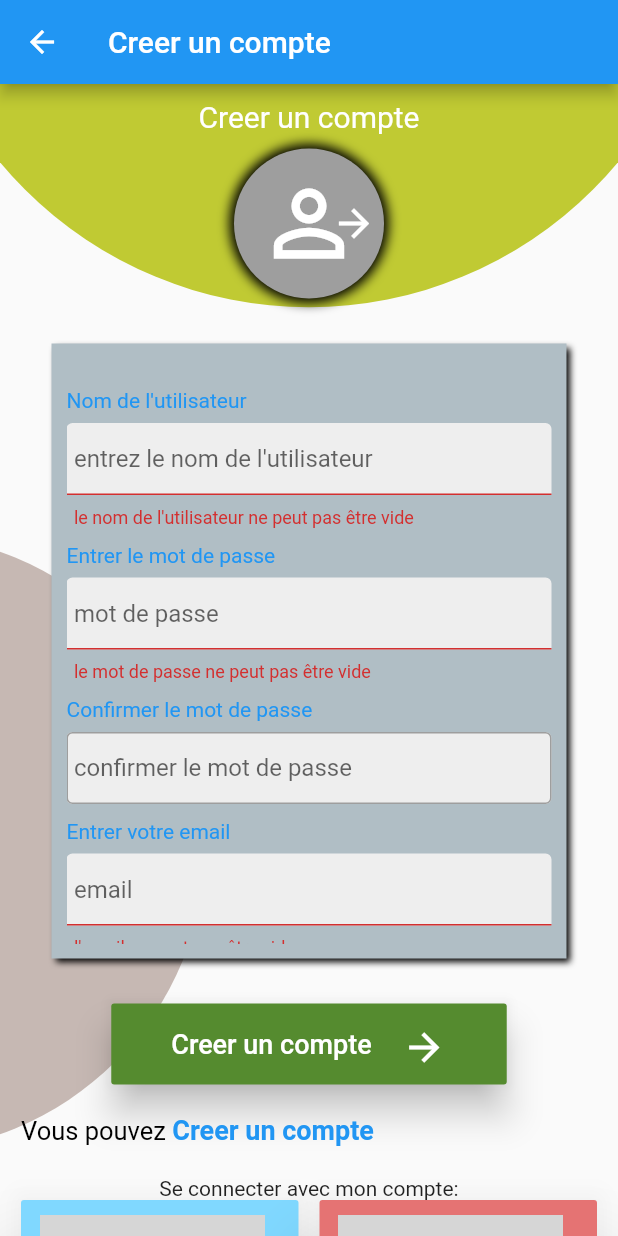
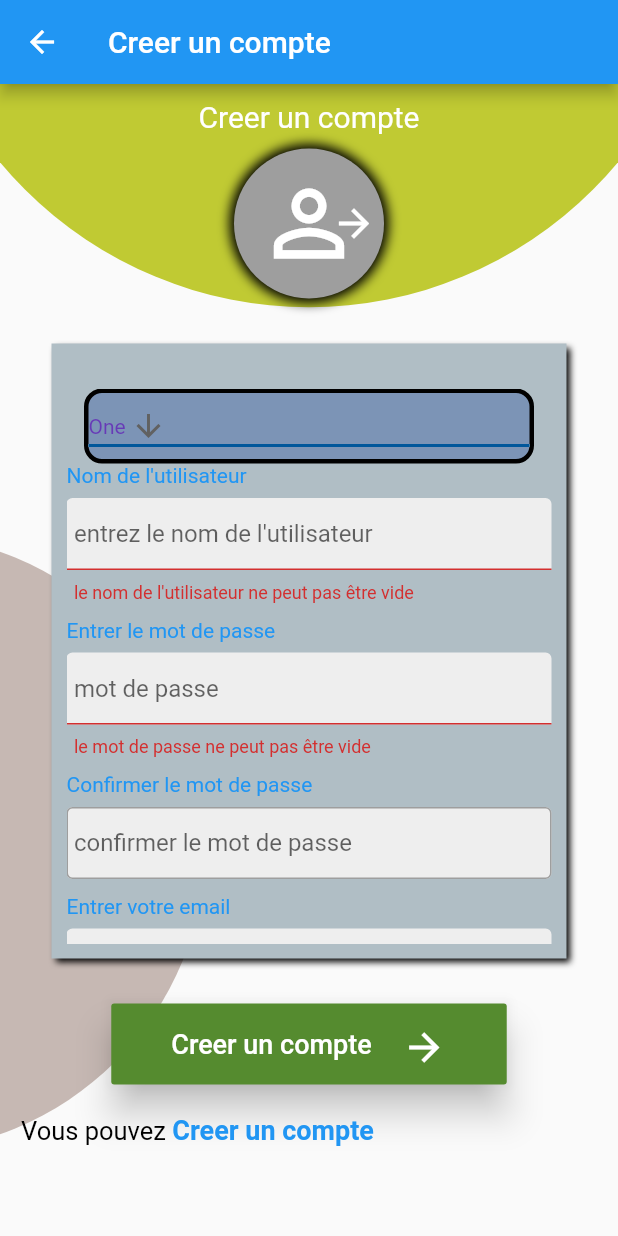
Before and after one commit to JamelChatti/pharmexpo, a Flutter app: the Login screen opened by its route, after a tap on the "person outline" icon, on a phone screen of 412 x 824 dp. Run offline on Flutter 3.47's test engine with Material 2 defaults, Android fonts, the phone set to English and light mode, and no system bars; our stand-ins replace carousel_pro, shared_preferences; accounts and stored records are empty; network calls fail; grey boxes are pictures that could not be loaded.

```diff
--- a/lib/main.dart
+++ b/lib/main.dart
@@ -10,6 +10,7 @@ import 'package:pharmexpo/pages/avene.dart';
 import 'package:pharmexpo/pages/detailArticl.dart';
 import 'package:pharmexpo/pages/login.dart';
 import 'package:pharmexpo/pages/loginex.dart';
+import 'package:pharmexpo/pages/post.dart';
 
 void main() {
   WidgetsFlutterBinding.ensureInitialized();
@@ -42,6 +43,9 @@ class MyApp extends StatelessWidget {
           'home'  :(context) {
             return MyHome();
           },
+          'post'  :(context) {
+            return Post();
+          },
 
     }
     );
--- a/lib/pages/detailArticl.dart
+++ b/lib/pages/detailArticl.dart
@@ -18,6 +18,8 @@ class DetailArticl extends StatefulWidget {
   final poso_d;
   DetailArticl({this.forme_d,this.poso_d,
     this.allaitant_d,this.mode_util_d,this.cat_art_d,this.contr_indic_d,this.eff_indes_d,this.enceinte_d,this.nom_d, this.indication_d, this.contenance_d,this.labo_d,this.image_d, this.prix_d});
+  String _selectedLocation = 'Please choose a location';
+
 
   @override
   _DetailArticlState createState() => _DetailArticlState();
--- a/lib/pages/login.dart
+++ b/lib/pages/login.dart
@@ -310,7 +310,9 @@ class _LoginState extends State<Login> {
                                 ]),
                           ),
                         ),
-                        Container(child: Text('Se connecter avec mon compte:', textAlign: TextAlign.center,),),
+                        showsignin?
+                        Column(children:<Widget> [
+                          Container(child: Text('Se connecter avec un compte:', textAlign: TextAlign.center,),),
                           Row(
                             children: <Widget>[
                               Padding(padding: EdgeInsets.all(7) ,),
@@ -351,6 +353,8 @@ class _LoginState extends State<Login> {
                               Padding(padding: EdgeInsets.all(7) ,),
                             ],
                           ),
+                        ],)
+                        : Text('')
 
                       ]),
                     ),
@@ -466,6 +470,8 @@ class _LoginState extends State<Login> {
                 child: Column(
                   crossAxisAlignment: CrossAxisAlignment.start,
                   children: <Widget>[
+                Container(  ),
+
               //debut nom utilisateur
                     Text(
                       'email de l\'utilisateur',
@@ -527,6 +533,13 @@ class _LoginState extends State<Login> {
                   child: Column(
                 crossAxisAlignment: CrossAxisAlignment.start,
                 children: <Widget>[
+                  Container(
+                    height: 50,
+                    // height: MediaQuery.of(context).size.height,
+                    width: MediaQuery.of(context).size.width,
+                    child:Center(
+                      child: MyStatefulWidget(),
+                    ), ),
                   //debut nom utilisateur
                   Text(
                     'Nom de l\'utilisateur',
@@ -607,3 +620,60 @@ class _LoginState extends State<Login> {
     );
   }
 }
+class MyStatefulWidget extends StatefulWidget {
+  MyStatefulWidget({Key key}) : super(key: key);
+
+  @override
+  _MyStatefulWidgetState createState() => _MyStatefulWidgetState();
+}
+
+/// This is the private State class that goes with MyStatefulWidget.
+class _MyStatefulWidgetState extends State<MyStatefulWidget> {
+  String dropdownValue = 'One';
+
+  @override
+  Widget build(BuildContext context) {
+    return    Container(
+      width: 300,
+      height: 50,
+      decoration: BoxDecoration(
+        color: const Color(0xff7c94b6),
+
+        border: Border.all(
+          color: Colors.black,
+          width: 3,
+        ),
+        borderRadius: BorderRadius.circular(12),
+      ),
+      child:DropdownButton<String>(
+
+        value: dropdownValue,
+        icon: Icon(Icons.arrow_downward),
+        iconSize: 24,
+        elevation: 16,
+        style: TextStyle(color: Colors.deepPurple),
+        underline: Container(
+
+          height: 2,
+          decoration: BoxDecoration(border:Border(top: BorderSide(width: 2.0, color: Colors.lightBlue.shade50),
+            bottom: BorderSide(width: 2.0, color: Colors.lightBlue.shade900),)),
+          //color: Colors.deepPurpleAccent,
+        ),
+        onChanged: (String newValue) {
+          setState(() {
+            dropdownValue = newValue;
+          });
+        },
+        items: <String>['One', 'Two', 'Free', 'Four']
+            .map<DropdownMenuItem<String>>((String value) {
+          return DropdownMenuItem<String>(
+
+
+            value: value,
+            child: Text(value),
+          );
+        }).toList(),
+      ) ,
+    );
+  }
+}
```
Also changed, not shown: lib/compount/mydrawer.dart (+11 -0 lines), lib/pages/comments.dart (added, +72 -0 lines), lib/pages/post.dart (added, +219 -0 lines). Lines whose indentation alone changed are shown as unchanged.
